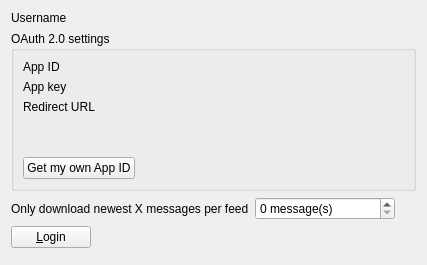
First picture: the form in src/librssguard/services/inoreader/gui/inoreaderaccountdetails.ui, repository martinrotter/rssguard, before the edit.
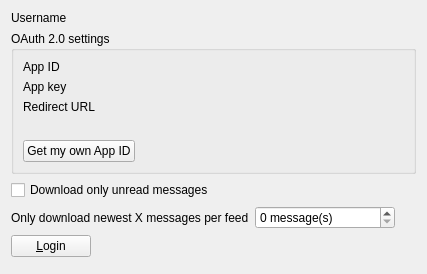
Second picture: the form after the edit. Custom widgets are drawn as their Qt base class.

Commit message: download unread only for inoreader too

Patch:
```diff
--- a/src/librssguard/services/inoreader/gui/inoreaderaccountdetails.ui
+++ b/src/librssguard/services/inoreader/gui/inoreaderaccountdetails.ui
@@ -115,7 +115,7 @@
      </layout>
     </widget>
    </item>
-   <item row="2" column="0" colspan="2">
+   <item row="3" column="0" colspan="2">
     <layout class="QFormLayout" name="formLayout_3">
      <item row="0" column="1">
       <widget class="QSpinBox" name="m_spinLimitMessages">
@@ -142,7 +142,7 @@
      </item>
     </layout>
    </item>
-   <item row="3" column="0" colspan="2">
+   <item row="4" column="0" colspan="2">
     <layout class="QFormLayout" name="formLayout_2">
      <item row="0" column="0">
       <widget class="QPushButton" name="m_btnTestSetup">
@@ -160,7 +160,7 @@
      </item>
     </layout>
    </item>
-   <item row="4" column="0" colspan="2">
+   <item row="5" column="0" colspan="2">
     <spacer name="verticalSpacer">
      <property name="orientation">
       <enum>Qt::Vertical</enum>
@@ -173,6 +173,13 @@
      </property>
     </spacer>
    </item>
+   <item row="2" column="0" colspan="2">
+    <widget class="QCheckBox" name="m_cbDownloadOnlyUnreadMessages">
+     <property name="text">
+      <string>Download only unread messages</string>
+     </property>
+    </widget>
+   </item>
   </layout>
  </widget>
  <customwidgets>
```
The commit also changes 6 other files.
